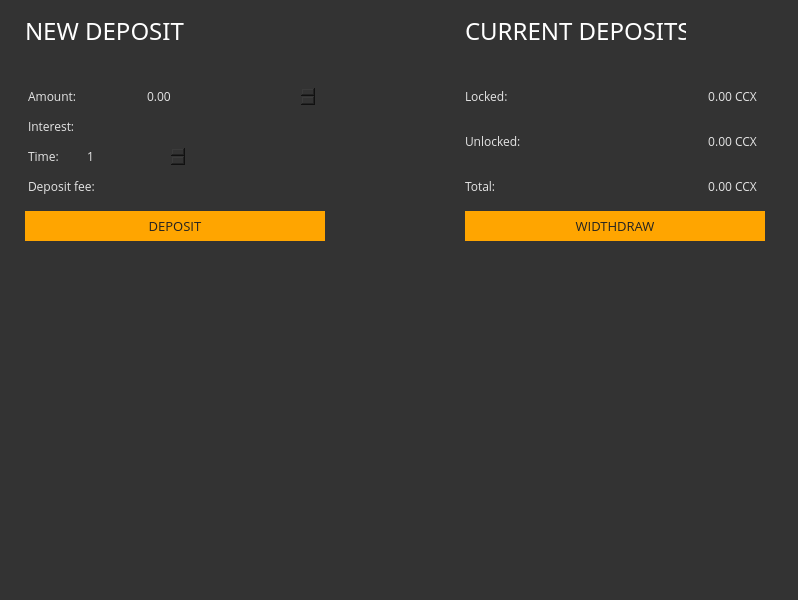
Qt form src/gui/ui/depositsframe.ui (ConcealNetwork/conceal-desktop) before a commit.
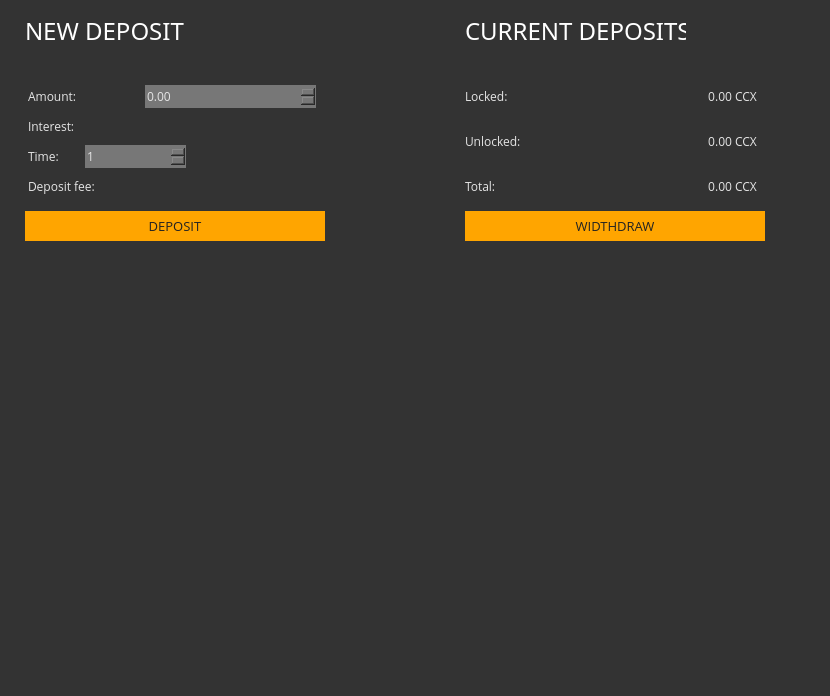
The same form after that commit.

The edit to the form file:
```diff
--- a/src/gui/ui/depositsframe.ui
+++ b/src/gui/ui/depositsframe.ui
@@ -6,20 +6,20 @@
    <rect>
     <x>0</x>
     <y>0</y>
-    <width>798</width>
-    <height>600</height>
+    <width>830</width>
+    <height>696</height>
    </rect>
   </property>
   <property name="minimumSize">
    <size>
-    <width>0</width>
+    <width>800</width>
     <height>600</height>
    </size>
   </property>
   <property name="maximumSize">
    <size>
     <width>16777215</width>
-    <height>600</height>
+    <height>16777215</height>
    </size>
   </property>
   <property name="windowTitle">
@@ -49,12 +49,18 @@
    </property>
    <item>
     <widget class="QGroupBox" name="groupBox">
-     <property name="maximumSize">
+     <property name="minimumSize">
       <size>
-       <width>800</width>
+       <width>770</width>
        <height>300</height>
       </size>
      </property>
+     <property name="maximumSize">
+      <size>
+       <width>16777215</width>
+       <height>16777215</height>
+      </size>
+     </property>
      <property name="styleSheet">
       <string notr="true">border: 0px;</string>
      </property>
@@ -76,6 +82,9 @@
         <pointsize>9</pointsize>
        </font>
       </property>
+      <property name="styleSheet">
+       <string notr="true">background-color: #777;</string>
+      </property>
       <property name="minimum">
        <number>1</number>
       </property>
@@ -136,6 +145,9 @@
         <pointsize>9</pointsize>
        </font>
       </property>
+      <property name="styleSheet">
+       <string notr="true">background-color: #777;</string>
+      </property>
       <property name="maximum">
        <double>20000000.000000000000000</double>
       </property>
@@ -529,10 +541,16 @@
    </item>
    <item>
     <widget class="QTreeView" name="m_depositView">
+     <property name="minimumSize">
+      <size>
+       <width>770</width>
+       <height>300</height>
+      </size>
+     </property>
      <property name="maximumSize">
       <size>
-       <width>760</width>
-       <height>320</height>
+       <width>16777215</width>
+       <height>16777215</height>
       </size>
      </property>
      <property name="font">
@@ -573,6 +591,19 @@
      </property>
     </widget>
    </item>
+   <item>
+    <spacer name="verticalSpacer">
+     <property name="orientation">
+      <enum>Qt::Vertical</enum>
+     </property>
+     <property name="sizeHint" stdset="0">
+      <size>
+       <width>20</width>
+       <height>40</height>
+      </size>
+     </property>
+    </spacer>
+   </item>
   </layout>
  </widget>
  <resources/>
```
